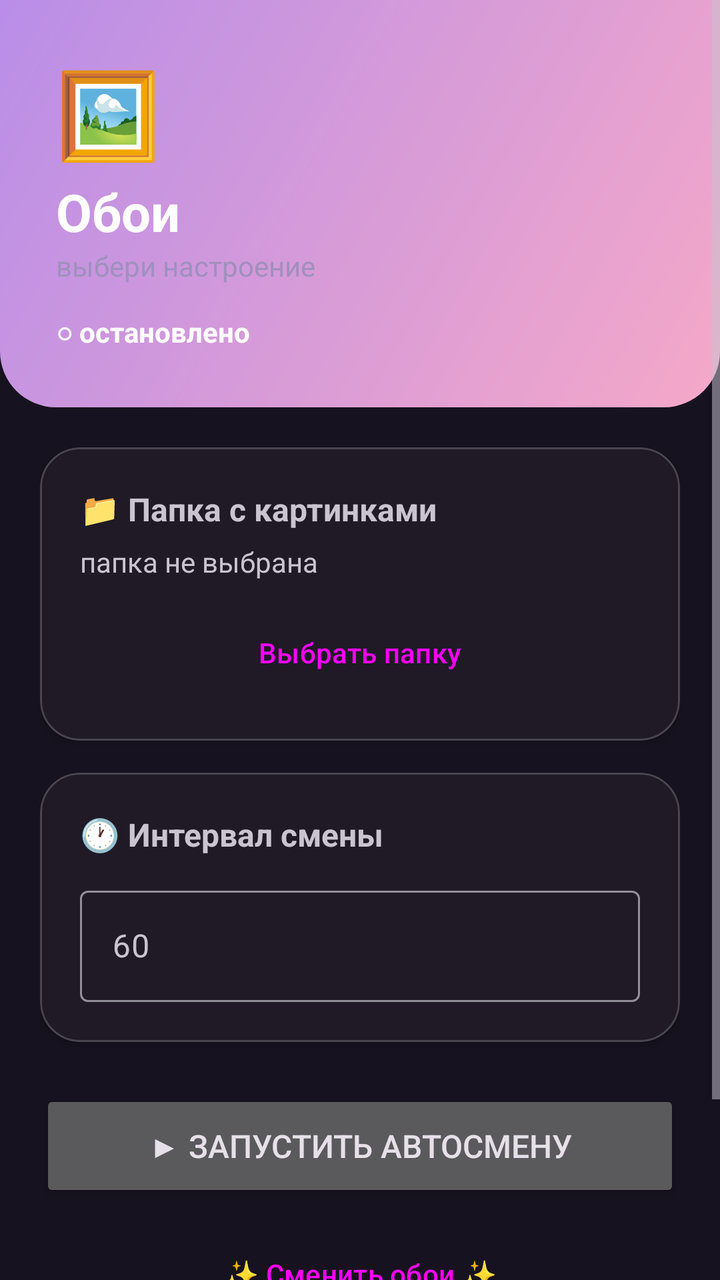
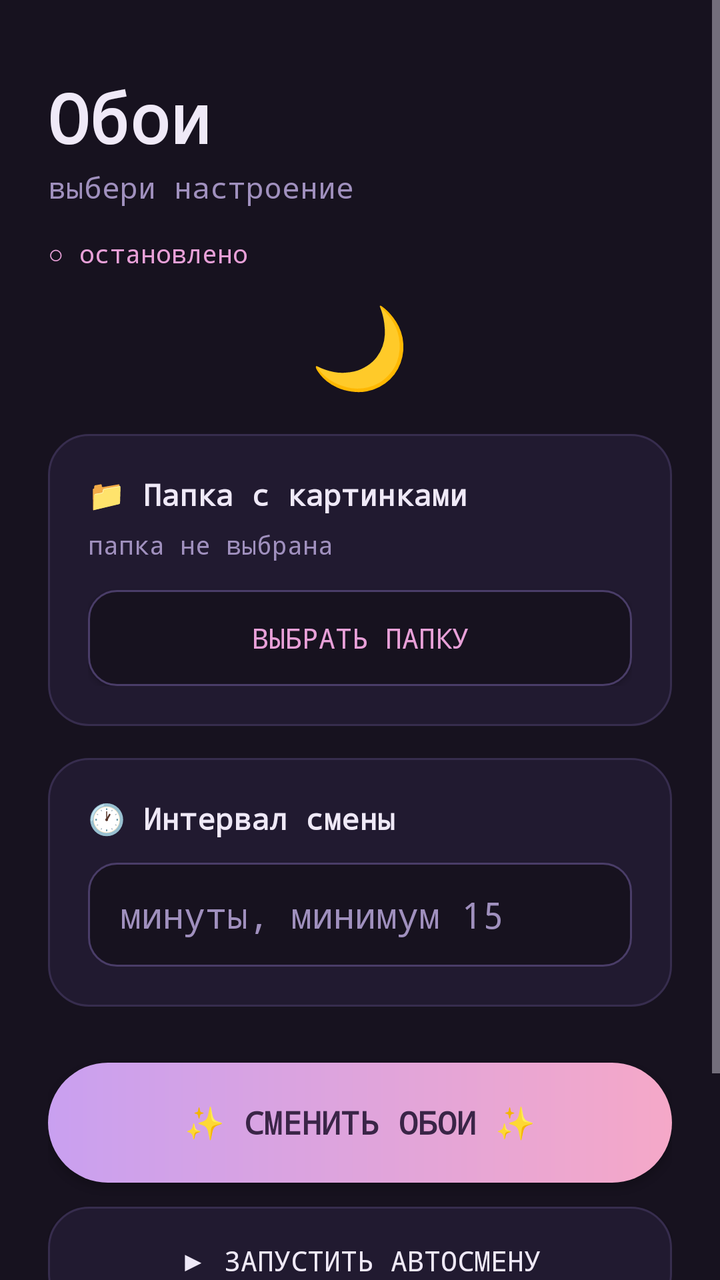

Compare the two renders of this Android layout. The source of the first and the diff that turns it into the second are given below.
<!-- AndroidManifest.xml: application theme Theme.WallpaperChanger -->
<!-- res/layout/activity_main.xml -->
<?xml version="1.0" encoding="utf-8"?>
<ScrollView xmlns:android="http://schemas.android.com/apk/res/android"
    xmlns:app="http://schemas.android.com/apk/res-auto"
    android:layout_width="match_parent"
    android:layout_height="match_parent"
    android:fillViewport="true">

    <LinearLayout
        android:layout_width="match_parent"
        android:layout_height="wrap_content"
        android:orientation="vertical">

        
        <LinearLayout
            android:layout_width="match_parent"
            android:layout_height="wrap_content"
            android:orientation="vertical"
            android:background="@drawable/header_bg"
            android:padding="28dp">

            <TextView
                android:layout_width="wrap_content"
                android:layout_height="wrap_content"
                android:text="🖼"
                android:textSize="42sp" />

            <TextView
                android:layout_width="wrap_content"
                android:layout_height="wrap_content"
                android:text="@string/app_name"
                android:textSize="26sp"
                android:textStyle="bold"
                android:textColor="@android:color/white"
                android:layout_marginTop="4dp" />

            <TextView
                android:layout_width="wrap_content"
                android:layout_height="wrap_content"
                android:text="@string/subtitle"
                android:textSize="14sp"
                android:textColor="@color/on_header_muted" />

            <TextView
                android:id="@+id/statusText"
                android:layout_width="wrap_content"
                android:layout_height="wrap_content"
                android:text="@string/status_stopped"
                android:textSize="14sp"
                android:textStyle="bold"
                android:textColor="@android:color/white"
                android:layout_marginTop="14dp" />
        </LinearLayout>

        <LinearLayout
            android:layout_width="match_parent"
            android:layout_height="wrap_content"
            android:orientation="vertical"
            android:padding="20dp">

            
            <com.google.android.material.card.MaterialCardView
                android:layout_width="match_parent"
                android:layout_height="wrap_content"
                app:cardCornerRadius="20dp"
                app:cardElevation="2dp">

                <LinearLayout
                    android:layout_width="match_parent"
                    android:layout_height="wrap_content"
                    android:orientation="vertical"
                    android:padding="20dp">

                    <TextView
                        android:layout_width="wrap_content"
                        android:layout_height="wrap_content"
                        android:text="@string/folder_card_title"
                        android:textSize="16sp"
                        android:textStyle="bold" />

                    <TextView
                        android:id="@+id/folderText"
                        android:layout_width="match_parent"
                        android:layout_height="wrap_content"
                        android:text="@string/folder_not_selected"
                        android:textSize="14sp"
                        android:layout_marginTop="6dp" />

                    <Button
                        android:id="@+id/pickFolderButton"
                        style="@style/Widget.Material3.Button.TonalButton"
                        android:layout_width="match_parent"
                        android:layout_height="wrap_content"
                        android:text="@string/pick_folder"
                        android:layout_marginTop="12dp" />
                </LinearLayout>
            </com.google.android.material.card.MaterialCardView>

            
            <com.google.android.material.card.MaterialCardView
                android:layout_width="match_parent"
                android:layout_height="wrap_content"
                android:layout_marginTop="16dp"
                app:cardCornerRadius="20dp"
                app:cardElevation="2dp">

                <LinearLayout
                    android:layout_width="match_parent"
                    android:layout_height="wrap_content"
                    android:orientation="vertical"
                    android:padding="20dp">

                    <TextView
                        android:layout_width="wrap_content"
                        android:layout_height="wrap_content"
                        android:text="@string/interval_card_title"
                        android:textSize="16sp"
                        android:textStyle="bold" />

                    <com.google.android.material.textfield.TextInputLayout
                        style="@style/Widget.Material3.TextInputLayout.OutlinedBox"
                        android:layout_width="match_parent"
                        android:layout_height="wrap_content"
                        android:layout_marginTop="12dp">

                        <com.google.android.material.textfield.TextInputEditText
                            android:id="@+id/intervalInput"
                            android:layout_width="match_parent"
                            android:layout_height="wrap_content"
                            android:inputType="number"
                            android:hint="60" />
                    </com.google.android.material.textfield.TextInputLayout>
                </LinearLayout>
            </com.google.android.material.card.MaterialCardView>

            
            <Button
                android:id="@+id/startButton"
                android:layout_width="match_parent"
                android:layout_height="56dp"
                android:text="@string/start"
                android:textSize="16sp"
                android:layout_marginTop="24dp" />

            <Button
                android:id="@+id/changeNowButton"
                style="@style/Widget.Material3.Button.TonalButton"
                android:layout_width="match_parent"
                android:layout_height="52dp"
                android:text="@string/change_now"
                android:layout_marginTop="10dp" />

            <Button
                android:id="@+id/stopButton"
                style="@style/Widget.Material3.Button.OutlinedButton"
                android:layout_width="match_parent"
                android:layout_height="52dp"
                android:text="@string/stop"
                android:layout_marginTop="10dp" />
        </LinearLayout>
    </LinearLayout>
</ScrollView>
<!-- resources referenced by this layout -->
<resources>
  <color name="on_header_muted">#A090BE</color>
  <!-- drawable header_bg (drawable) -->
  <?xml version="1.0" encoding="utf-8"?>
  <shape xmlns:android="http://schemas.android.com/apk/res/android"
      android:shape="rectangle">
      <gradient
          android:startColor="@color/primary"
          android:endColor="@color/header_gradient_end"
          android:angle="315" />
      <corners
          android:bottomLeftRadius="28dp"
          android:bottomRightRadius="28dp" />
  </shape>
  <string name="app_name">Обои</string>
  <string name="change_now">✨ Сменить обои ✨</string>
  <string name="folder_card_title">📁 Папка с картинками</string>
  <string name="folder_not_selected">папка не выбрана</string>
  <string name="interval_card_title">🕐 Интервал смены</string>
  <string name="pick_folder">Выбрать папку</string>
  <string name="start">▶ Запустить автосмену</string>
  <string name="status_stopped">○ остановлено</string>
  <string name="stop">■ Остановить</string>
  <string name="subtitle">выбери настроение</string>
  <style name="Theme.WallpaperChanger" parent="Theme.Material3.Dark.NoActionBar">
          <item name="colorPrimary">@color/primary</item>
          <item name="colorOnPrimary">@color/on_pill</item>
          <item name="android:windowBackground">@color/bg</item>
          <item name="android:statusBarColor">@color/bg</item>
          <item name="android:navigationBarColor">@color/bg</item>
      </style>
  <color name="primary">#B98EE8</color>
  <color name="header_gradient_end">#F5A8C8</color>
  <color name="on_pill">#3A2547</color>
  <color name="bg">#17121F</color>
</resources>

<!-- the commit's change to res/layout/activity_main.xml (unified diff, before → after) -->
@@ -3,159 +3,162 @@
     xmlns:app="http://schemas.android.com/apk/res-auto"
     android:layout_width="match_parent"
     android:layout_height="match_parent"
+    android:background="@color/bg"
     android:fillViewport="true">
 
     <LinearLayout
         android:layout_width="match_parent"
         android:layout_height="wrap_content"
-        android:orientation="vertical">
+        android:orientation="vertical"
+        android:padding="24dp">
+
+        
+        <TextView
+            android:layout_width="wrap_content"
+            android:layout_height="wrap_content"
+            android:text="@string/app_name"
+            android:fontFamily="monospace"
+            android:textSize="34sp"
+            android:textStyle="bold"
+            android:textColor="@color/text_main"
+            android:layout_marginTop="12dp" />
+
+        <TextView
+            android:layout_width="wrap_content"
+            android:layout_height="wrap_content"
+            android:text="@string/subtitle"
+            android:fontFamily="monospace"
+            android:textSize="15sp"
+            android:textColor="@color/text_muted"
+            android:layout_marginTop="2dp" />
+
+        <TextView
+            android:id="@+id/statusText"
+            android:layout_width="wrap_content"
+            android:layout_height="wrap_content"
+            android:text="@string/status_stopped"
+            android:fontFamily="monospace"
+            android:textSize="13sp"
+            android:textColor="@color/accent_pink"
+            android:layout_marginTop="14dp" />
+
+        <TextView
+            android:layout_width="wrap_content"
+            android:layout_height="wrap_content"
+            android:text="🌙"
+            android:textSize="40sp"
+            android:layout_gravity="center"
+            android:layout_marginTop="10dp"
+            android:layout_marginBottom="10dp" />
 
         
         <LinearLayout
             android:layout_width="match_parent"
             android:layout_height="wrap_content"
             android:orientation="vertical"
-            android:background="@drawable/header_bg"
-            android:padding="28dp">
+            android:background="@drawable/btn_dark"
+            android:padding="20dp"
+            android:layout_marginTop="8dp">
 
             <TextView
                 android:layout_width="wrap_content"
                 android:layout_height="wrap_content"
-                android:text="🖼"
-                android:textSize="42sp" />
+                android:text="@string/folder_card_title"
+                android:fontFamily="monospace"
+                android:textSize="15sp"
+                android:textStyle="bold"
+                android:textColor="@color/text_main" />
+
+            <TextView
+                android:id="@+id/folderText"
+                android:layout_width="match_parent"
+                android:layout_height="wrap_content"
+                android:text="@string/folder_not_selected"
+                android:fontFamily="monospace"
+                android:textSize="13sp"
+                android:textColor="@color/text_muted"
+                android:layout_marginTop="6dp" />
+
+            <Button
+                android:id="@+id/pickFolderButton"
+                android:layout_width="match_parent"
+                android:layout_height="48dp"
+                android:text="@string/pick_folder"
+                android:fontFamily="monospace"
+                android:textColor="@color/accent_pink"
+                android:background="@drawable/input_bg"
+                app:backgroundTint="@null"
+                android:layout_marginTop="14dp" />
+        </LinearLayout>
+
+        
+        <LinearLayout
+            android:layout_width="match_parent"
+            android:layout_height="wrap_content"
+            android:orientation="vertical"
+            android:background="@drawable/btn_dark"
+            android:padding="20dp"
+            android:layout_marginTop="16dp">
 
             <TextView
                 android:layout_width="wrap_content"
                 android:layout_height="wrap_content"
-                android:text="@string/app_name"
-                android:textSize="26sp"
+                android:text="@string/interval_card_title"
+                android:fontFamily="monospace"
+                android:textSize="15sp"
                 android:textStyle="bold"
-                android:textColor="@android:color/white"
-                android:layout_marginTop="4dp" />
+                android:textColor="@color/text_main" />
 
-            <TextView
-                android:layout_width="wrap_content"
-                android:layout_height="wrap_content"
-                android:text="@string/subtitle"
-                android:textSize="14sp"
-                android:textColor="@color/on_header_muted" />
-
-            <TextView
-                android:id="@+id/statusText"
-                android:layout_width="wrap_content"
-                android:layout_height="wrap_content"
-                android:text="@string/status_stopped"
-                android:textSize="14sp"
-                android:textStyle="bold"
-                android:textColor="@android:color/white"
-                android:layout_marginTop="14dp" />
+            <EditText
+                android:id="@+id/intervalInput"
+                android:layout_width="match_parent"
+                android:layout_height="52dp"
+                android:inputType="number"
+                android:hint="@string/interval_hint"
+                android:fontFamily="monospace"
+                android:textColor="@color/text_main"
+                android:textColorHint="@color/text_muted"
+                android:background="@drawable/input_bg"
+                android:paddingStart="16dp"
+                android:paddingEnd="16dp"
+                android:layout_marginTop="12dp" />
         </LinearLayout>
 
-        <LinearLayout
+        
+        <Button
+            android:id="@+id/changeNowButton"
             android:layout_width="match_parent"
-            android:layout_height="wrap_content"
-            android:orientation="vertical"
-            android:padding="20dp">
+            android:layout_height="60dp"
+            android:text="@string/change_now"
+            android:fontFamily="monospace"
+            android:textSize="16sp"
+            android:textStyle="bold"
+            android:textColor="@color/on_pill"
+            android:background="@drawable/btn_pill"
+            app:backgroundTint="@null"
+            android:layout_marginTop="28dp" />
 
-            
-            <com.google.android.material.card.MaterialCardView
-                android:layout_width="match_parent"
-                android:layout_height="wrap_content"
-                app:cardCornerRadius="20dp"
-                app:cardElevation="2dp">
+        <Button
+            android:id="@+id/startButton"
+            android:layout_width="match_parent"
+            android:layout_height="54dp"
+            android:text="@string/start"
+            android:fontFamily="monospace"
+            android:textColor="@color/text_main"
+            android:background="@drawable/btn_dark"
+            app:backgroundTint="@null"
+            android:layout_marginTop="12dp" />
 
-                <LinearLayout
-                    android:layout_width="match_parent"
-                    android:layout_height="wrap_content"
-                    android:orientation="vertical"
-                    android:padding="20dp">
-
-                    <TextView
-                        android:layout_width="wrap_content"
-                        android:layout_height="wrap_content"
-                        android:text="@string/folder_card_title"
-                        android:textSize="16sp"
-                        android:textStyle="bold" />
-
-                    <TextView
-                        android:id="@+id/folderText"
-                        android:layout_width="match_parent"
-                        android:layout_height="wrap_content"
-                        android:text="@string/folder_not_selected"
-                        android:textSize="14sp"
-                        android:layout_marginTop="6dp" />
-
-                    <Button
-                        android:id="@+id/pickFolderButton"
-                        style="@style/Widget.Material3.Button.TonalButton"
-                        android:layout_width="match_parent"
-                        android:layout_height="wrap_content"
-                        android:text="@string/pick_folder"
-                        android:layout_marginTop="12dp" />
-                </LinearLayout>
-            </com.google.android.material.card.MaterialCardView>
-
-            
-            <com.google.android.material.card.MaterialCardView
-                android:layout_width="match_parent"
-                android:layout_height="wrap_content"
-                android:layout_marginTop="16dp"
-                app:cardCornerRadius="20dp"
-                app:cardElevation="2dp">
-
-                <LinearLayout
-                    android:layout_width="match_parent"
-                    android:layout_height="wrap_content"
-                    android:orientation="vertical"
-                    android:padding="20dp">
-
-                    <TextView
-                        android:layout_width="wrap_content"
-                        android:layout_height="wrap_content"
-                        android:text="@string/interval_card_title"
-                        android:textSize="16sp"
-                        android:textStyle="bold" />
-
-                    <com.google.android.material.textfield.TextInputLayout
-                        style="@style/Widget.Material3.TextInputLayout.OutlinedBox"
-                        android:layout_width="match_parent"
-                        android:layout_height="wrap_content"
-                        android:layout_marginTop="12dp">
-
-                        <com.google.android.material.textfield.TextInputEditText
-                            android:id="@+id/intervalInput"
-                            android:layout_width="match_parent"
-                            android:layout_height="wrap_content"
-                            android:inputType="number"
-                            android:hint="60" />
-                    </com.google.android.material.textfield.TextInputLayout>
-                </LinearLayout>
-            </com.google.android.material.card.MaterialCardView>
-
-            
-            <Button
-                android:id="@+id/startButton"
-                android:layout_width="match_parent"
-                android:layout_height="56dp"
-                android:text="@string/start"
-                android:textSize="16sp"
-                android:layout_marginTop="24dp" />
-
-            <Button
-                android:id="@+id/changeNowButton"
-                style="@style/Widget.Material3.Button.TonalButton"
-                android:layout_width="match_parent"
-                android:layout_height="52dp"
-                android:text="@string/change_now"
-                android:layout_marginTop="10dp" />
-
-            <Button
-                android:id="@+id/stopButton"
-                style="@style/Widget.Material3.Button.OutlinedButton"
-                android:layout_width="match_parent"
-                android:layout_height="52dp"
-                android:text="@string/stop"
-                android:layout_marginTop="10dp" />
-        </LinearLayout>
+        <Button
+            android:id="@+id/stopButton"
+            android:layout_width="match_parent"
+            android:layout_height="54dp"
+            android:text="@string/stop"
+            android:fontFamily="monospace"
+            android:textColor="@color/text_muted"
+            android:background="@drawable/btn_dark"
+            app:backgroundTint="@null"
+            android:layout_marginTop="12dp"
+            android:layout_marginBottom="16dp" />
     </LinearLayout>
 </ScrollView>
<!-- resource entries referenced after the edit -->
@@ -1,23 +1,46 @@
 <!-- resources referenced by this layout -->
 <resources>
-  <color name="on_header_muted">#A090BE</color>
-  <!-- drawable header_bg (drawable) -->
+  <color name="accent_pink">#E8A0D8</color>
+  <color name="bg">#17121F</color>
+  <color name="on_pill">#3A2547</color>
+  <color name="text_main">#EFE9F7</color>
+  <color name="text_muted">#A090BE</color>
+  <!-- drawable btn_dark (drawable) -->
+  <?xml version="1.0" encoding="utf-8"?>
+  <shape xmlns:android="http://schemas.android.com/apk/res/android"
+      android:shape="rectangle">
+      <solid android:color="@color/card" />
+      <stroke
+          android:width="1dp"
+          android:color="@color/card_stroke" />
+      <corners android:radius="20dp" />
+  </shape>
+  <!-- drawable btn_pill (drawable) -->
   <?xml version="1.0" encoding="utf-8"?>
   <shape xmlns:android="http://schemas.android.com/apk/res/android"
       android:shape="rectangle">
       <gradient
-          android:startColor="@color/primary"
-          android:endColor="@color/header_gradient_end"
-          android:angle="315" />
-      <corners
-          android:bottomLeftRadius="28dp"
-          android:bottomRightRadius="28dp" />
+          android:startColor="@color/pill_start"
+          android:endColor="@color/pill_end"
+          android:angle="0" />
+      <corners android:radius="32dp" />
+  </shape>
+  <!-- drawable input_bg (drawable) -->
+  <?xml version="1.0" encoding="utf-8"?>
+  <shape xmlns:android="http://schemas.android.com/apk/res/android"
+      android:shape="rectangle">
+      <solid android:color="#17121F" />
+      <stroke
+          android:width="1dp"
+          android:color="#4A3D68" />
+      <corners android:radius="14dp" />
   </shape>
   <string name="app_name">Обои</string>
   <string name="change_now">✨ Сменить обои ✨</string>
   <string name="folder_card_title">📁 Папка с картинками</string>
   <string name="folder_not_selected">папка не выбрана</string>
   <string name="interval_card_title">🕐 Интервал смены</string>
+  <string name="interval_hint">минуты, минимум 15</string>
   <string name="pick_folder">Выбрать папку</string>
   <string name="start">▶ Запустить автосмену</string>
   <string name="status_stopped">○ остановлено</string>
@@ -30,9 +53,10 @@
           <item name="android:statusBarColor">@color/bg</item>
           <item name="android:navigationBarColor">@color/bg</item>
       </style>
+  <color name="card">#211A30</color>
+  <color name="card_stroke">#372D4E</color>
+  <color name="pill_start">#C9A0F0</color>
+  <color name="pill_end">#F5A8C8</color>
   <color name="primary">#B98EE8</color>
-  <color name="header_gradient_end">#F5A8C8</color>
-  <color name="on_pill">#3A2547</color>
-  <color name="bg">#17121F</color>
 </resources>
 
